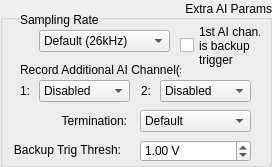
Qt form Bug_ExtraAIParams.ui (acorver/SpikeGL) before a commit.
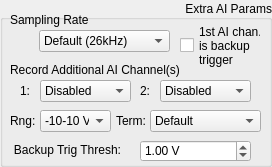
The same form after that commit.

```diff
--- a/Bug_ExtraAIParams.ui
+++ b/Bug_ExtraAIParams.ui
@@ -28,7 +28,7 @@
   <widget class="QComboBox" name="chan1">
    <property name="geometry">
     <rect>
-     <x>39</x>
+     <x>40</x>
      <y>80</y>
      <width>91</width>
      <height>22</height>
@@ -46,9 +46,9 @@
   <widget class="QLabel" name="chanLbl">
    <property name="geometry">
     <rect>
-     <x>20</x>
+     <x>10</x>
      <y>60</y>
-     <width>161</width>
+     <width>171</width>
      <height>20</height>
     </rect>
    </property>
@@ -100,9 +100,9 @@
   <widget class="QLabel" name="rateLbl">
    <property name="geometry">
     <rect>
-     <x>20</x>
+     <x>10</x>
      <y>10</y>
-     <width>161</width>
+     <width>171</width>
      <height>20</height>
     </rect>
    </property>
@@ -132,7 +132,7 @@
   <widget class="QLabel" name="labelai2">
    <property name="geometry">
     <rect>
-     <x>141</x>
+     <x>140</x>
      <y>80</y>
      <width>16</width>
      <height>22</height>
@@ -184,9 +184,9 @@
   <widget class="QLabel" name="aiTerminationLabel">
    <property name="geometry">
     <rect>
-     <x>6</x>
+     <x>115</x>
      <y>110</y>
-     <width>121</width>
+     <width>31</width>
      <height>22</height>
     </rect>
    </property>
@@ -194,7 +194,7 @@
     <string>The termination setting to use for the AI channels.  See NI docs for an explanation of these terms.  Default is usually good enough.</string>
    </property>
    <property name="text">
-    <string>Termination:</string>
+    <string>Term:</string>
    </property>
    <property name="alignment">
     <set>Qt::AlignRight|Qt::AlignTrailing|Qt::AlignVCenter</set>
@@ -203,7 +203,7 @@
   <widget class="QComboBox" name="terminationCB">
    <property name="geometry">
     <rect>
-     <x>140</x>
+     <x>150</x>
      <y>110</y>
      <width>111</width>
      <height>22</height>
@@ -285,6 +285,40 @@
     <double>1.000000000000000</double>
    </property>
   </widget>
+  <widget class="QComboBox" name="rngCB">
+   <property name="geometry">
+    <rect>
+     <x>40</x>
+     <y>110</y>
+     <width>71</width>
+     <height>22</height>
+    </rect>
+   </property>
+   <property name="toolTip">
+    <string>&lt;html&gt;&lt;head/&gt;&lt;body&gt;&lt;p&gt;The analog input range setting to use. &lt;/p&gt;&lt;p&gt;This is a minimum &amp;amp; maximum value in volts, and is sent to the NI driver as the configured range for the Ai portion of the acquisition.&lt;/p&gt;&lt;/body&gt;&lt;/html&gt;</string>
+   </property>
+   <item>
+    <property name="text">
+     <string>-10-10 V</string>
+    </property>
+   </item>
+  </widget>
+  <widget class="QLabel" name="rngLbl">
+   <property name="geometry">
+    <rect>
+     <x>10</x>
+     <y>110</y>
+     <width>31</width>
+     <height>22</height>
+    </rect>
+   </property>
+   <property name="toolTip">
+    <string>&lt;html&gt;&lt;head/&gt;&lt;body&gt;&lt;p&gt;The analog input range setting to use. &lt;/p&gt;&lt;p&gt;This is a minimum &amp;amp; maximum value in volts, and is sent to the NI driver as the configured range for the Ai portion of the acquisition.&lt;/p&gt;&lt;/body&gt;&lt;/html&gt;</string>
+   </property>
+   <property name="text">
+    <string>Rng:</string>
+   </property>
+  </widget>
  </widget>
  <resources/>
  <connections/>
```
